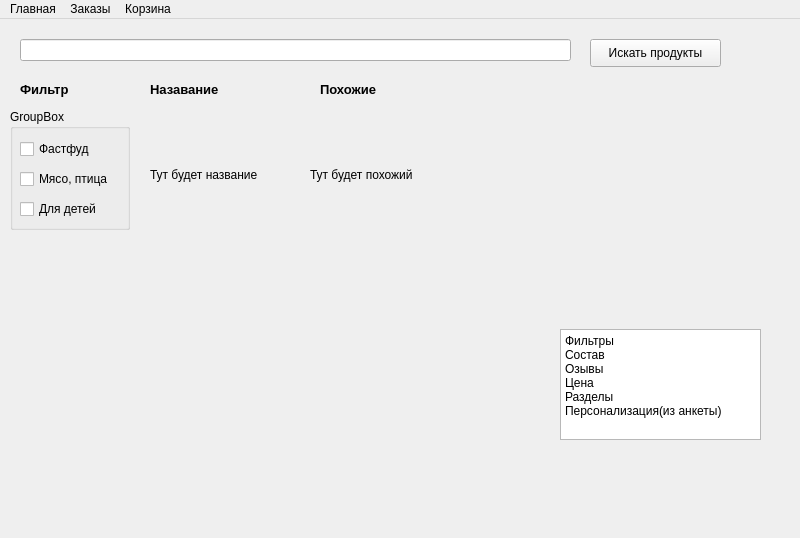
Old version of the form main_window.ui in the repository zarterdud/YandexQt5.
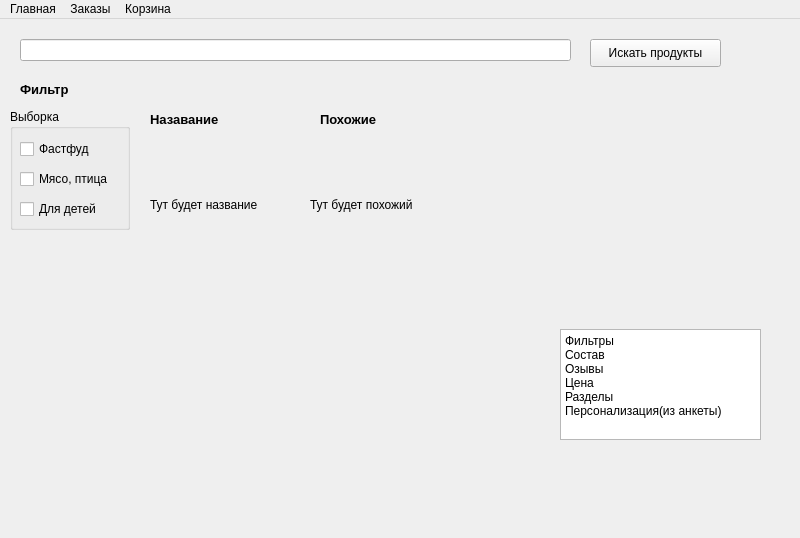
New version of the form.

```diff
--- a/main_window.ui
+++ b/main_window.ui
@@ -81,7 +81,7 @@
      </rect>
     </property>
     <property name="title">
-     <string>GroupBox</string>
+     <string>Выборка</string>
     </property>
     <widget class="QCheckBox" name="fastfood">
      <property name="geometry">
@@ -127,7 +127,7 @@
     <property name="geometry">
      <rect>
       <x>150</x>
-      <y>100</y>
+      <y>130</y>
       <width>131</width>
       <height>111</height>
      </rect>
@@ -140,7 +140,7 @@
     <property name="geometry">
      <rect>
       <x>150</x>
-      <y>60</y>
+      <y>90</y>
       <width>101</width>
       <height>21</height>
      </rect>
@@ -153,7 +153,7 @@
     <property name="geometry">
      <rect>
       <x>320</x>
-      <y>60</y>
+      <y>90</y>
       <width>91</width>
       <height>21</height>
      </rect>
@@ -166,7 +166,7 @@
     <property name="geometry">
      <rect>
       <x>310</x>
-      <y>100</y>
+      <y>130</y>
       <width>131</width>
       <height>111</height>
      </rect>
@@ -175,6 +175,22 @@
      <string>Тут будет похожий</string>
     </property>
    </widget>
+   <widget class="QLabel" name="similar_name">
+    <property name="geometry">
+     <rect>
+      <x>150</x>
+      <y>60</y>
+      <width>371</width>
+      <height>21</height>
+     </rect>
+    </property>
+    <property name="mouseTracking">
+     <bool>false</bool>
+    </property>
+    <property name="text">
+     <string>&lt;html&gt;&lt;head/&gt;&lt;body&gt;&lt;p&gt;&lt;br/&gt;&lt;/p&gt;&lt;/body&gt;&lt;/html&gt;</string>
+    </property>
+   </widget>
   </widget>
   <widget class="QMenuBar" name="menubar">
    <property name="geometry">
```
